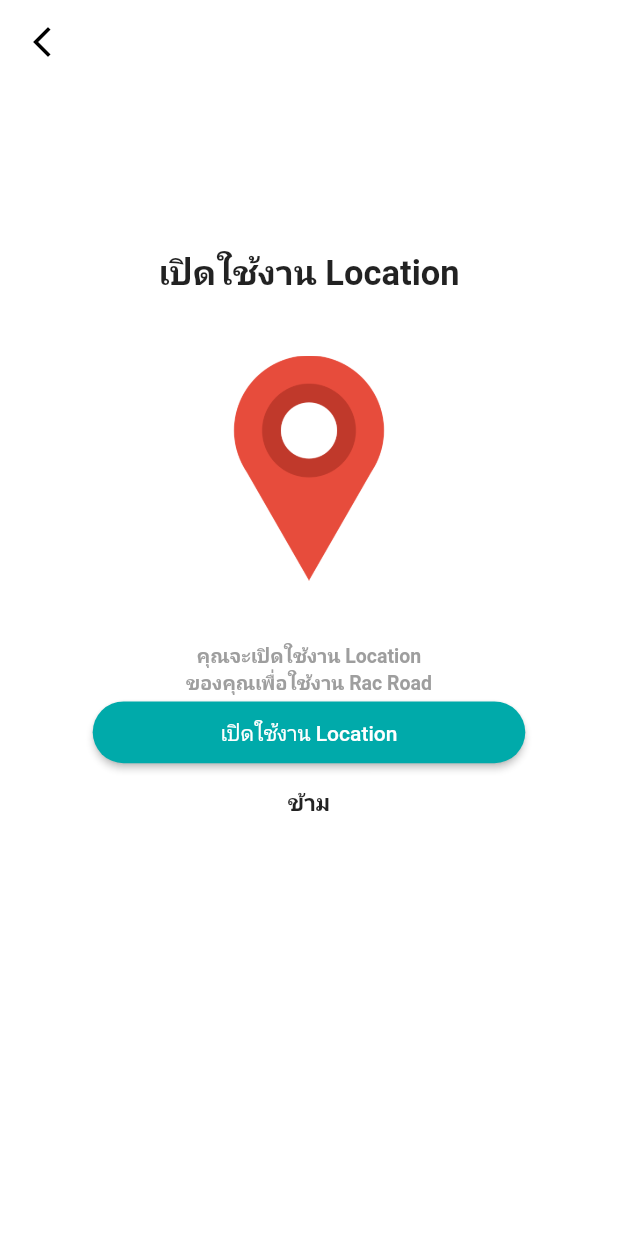
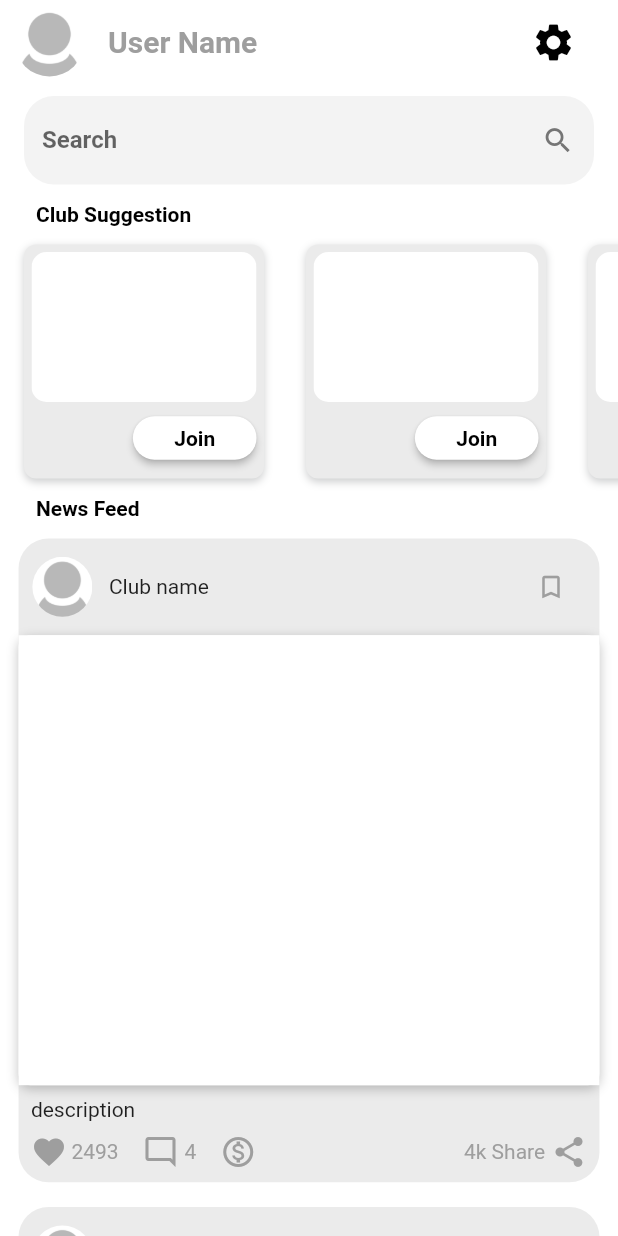
Before and after one commit to aunderu/RacRoad, a Flutter app: the SetGPSPage screen opened directly, after a tap on "เปิดใช้งาน Location", on a phone screen of 412 x 824 dp. Run offline on Flutter 3.47's test engine with Material 2 defaults, Android fonts, the phone set to English and light mode, and no system bars; drawn by our look-alikes of like_button; our stand-ins replace easy_debounce, fluttertoast, google_fonts; Roboto replaces fonts that are missing (Sarabun).

Commit message:
home Page & navbar

```diff
--- /dev/null
+++ b/lib/home/pages/club.dart
@@ -0,0 +1,15 @@
+import 'package:flutter/material.dart';
+
+class ClubPage extends StatefulWidget {
+  const ClubPage({super.key});
+
+  @override
+  State<ClubPage> createState() => _ClubPageState();
+}
+
+class _ClubPageState extends State<ClubPage> {
+  @override
+  Widget build(BuildContext context) {
+    return Container();
+  }
+}
--- /dev/null
+++ b/lib/home/pages/home_page.dart
@@ -0,0 +1,476 @@
+import 'package:easy_debounce/easy_debounce.dart';
+import 'package:flutter/material.dart';
+import 'package:google_fonts/google_fonts.dart';
+import 'package:like_button/like_button.dart';
+
+class HomePage extends StatefulWidget {
+  const HomePage({super.key});
+
+  @override
+  State<HomePage> createState() => _HomePageState();
+}
+
+class _HomePageState extends State<HomePage> {
+  TextEditingController? searchController;
+
+  final scaffoldKey = GlobalKey<ScaffoldState>();
+
+  @override
+  void initState() {
+    super.initState();
+    searchController = TextEditingController();
+  }
+
+  @override
+  Widget build(BuildContext context) {
+    Size size = MediaQuery.of(context).size;
+    return Scaffold(
+      key: scaffoldKey,
+      backgroundColor: Colors.white,
+      body: NestedScrollView(
+        floatHeaderSlivers: true,
+        headerSliverBuilder: (context, innerBoxIsScrolled) => [
+          SliverAppBar(
+            floating: true,
+            snap: true,
+            backgroundColor: Colors.white,
+            automaticallyImplyLeading: false,
+            leading: Padding(
+              padding: const EdgeInsetsDirectional.fromSTEB(10, 0, 0, 0),
+              child: Container(
+                width: 50,
+                height: 50,
+                clipBehavior: Clip.antiAlias,
+                decoration: const BoxDecoration(
+                  shape: BoxShape.circle,
+                ),
+                child: Image.asset(
+                  'assets/imgs/profile.png',
+                  fit: BoxFit.contain,
+                ),
+              ),
+            ),
+            title: Text(
+              'User Name',
+              style: GoogleFonts.sarabun(
+                color: Colors.grey,
+                fontWeight: FontWeight.bold,
+              ),
+            ),
+            actions: [
+              Padding(
+                padding: const EdgeInsetsDirectional.fromSTEB(0, 0, 5, 0),
+                child: IconButton(
+                  hoverColor: Colors.transparent,
+                  iconSize: 60,
+                  icon: const Icon(
+                    Icons.settings,
+                    color: Colors.black,
+                    size: 30,
+                  ),
+                  onPressed: () {},
+                ),
+              ),
+            ],
+            centerTitle: false,
+            elevation: 0,
+          ),
+        ],
+        body: GestureDetector(
+          onTap: () => FocusScope.of(context).unfocus(),
+          child: SingleChildScrollView(
+            child: Column(
+              mainAxisSize: MainAxisSize.max,
+              crossAxisAlignment: CrossAxisAlignment.start,
+              children: [
+                Padding(
+                  padding: const EdgeInsetsDirectional.fromSTEB(16, 8, 16, 12),
+                  child: Row(
+                    mainAxisSize: MainAxisSize.max,
+                    children: [
+                      Expanded(
+                        child: TextFormField(
+                          controller: searchController,
+                          onChanged: (_) => EasyDebounce.debounce(
+                            'textController',
+                            const Duration(milliseconds: 2000),
+                            () => setState(() {}),
+                          ),
+                          obscureText: false,
+                          decoration: InputDecoration(
+                            labelText: 'Search',
+                            labelStyle: GoogleFonts.sarabun(
+                              fontWeight: FontWeight.bold,
+                            ),
+                            enabledBorder: OutlineInputBorder(
+                              borderSide: const BorderSide(
+                                color: Color(0x00000000),
+                                width: 1,
+                              ),
+                              borderRadius: BorderRadius.circular(20),
+                            ),
+                            focusedBorder: OutlineInputBorder(
+                              borderSide: const BorderSide(
+                                color: Color(0x00000000),
+                                width: 1,
+                              ),
+                              borderRadius: BorderRadius.circular(20),
+                            ),
+                            errorBorder: OutlineInputBorder(
+                              borderSide: const BorderSide(
+                                color: Color(0x00000000),
+                                width: 1,
+                              ),
+                              borderRadius: BorderRadius.circular(20),
+                            ),
+                            focusedErrorBorder: OutlineInputBorder(
+                              borderSide: const BorderSide(
+                                color: Color(0x00000000),
+                                width: 1,
+                              ),
+                              borderRadius: BorderRadius.circular(20),
+                            ),
+                            filled: true,
+                            fillColor: const Color(0xFFF3F3F3),
+                            suffixIcon: const Icon(
+                              Icons.search,
+                              color: Color(0xFF757575),
+                              size: 22,
+                            ),
+                          ),
+                          style: GoogleFonts.sarabun(),
+                        ),
+                      ),
+                    ],
+                  ),
+                ),
+                Padding(
+                  padding: const EdgeInsetsDirectional.fromSTEB(24, 0, 0, 0),
+                  child: Text(
+                    'Club Suggestion',
+                    style: GoogleFonts.sarabun(
+                      fontWeight: FontWeight.bold,
+                      color: Colors.black,
+                    ),
+                  ),
+                ),
+                Container(
+                  width: double.infinity,
+                  height: 180,
+                  decoration: const BoxDecoration(
+                    color: Colors.white,
+                  ),
+                  child: ListView(
+                    padding: EdgeInsets.zero,
+                    primary: false,
+                    shrinkWrap: true,
+                    scrollDirection: Axis.horizontal,
+                    children: [
+                      clubSuggestion(context, size),
+                      clubSuggestion(context, size),
+                      clubSuggestion(context, size),
+                      clubSuggestion(context, size),
+                    ],
+                  ),
+                ),
+                Padding(
+                  padding: const EdgeInsetsDirectional.fromSTEB(24, 0, 0, 0),
+                  child: Text(
+                    'News Feed',
+                    style: GoogleFonts.sarabun(
+                      fontWeight: FontWeight.bold,
+                      color: Colors.black,
+                    ),
+                  ),
+                ),
+                Padding(
+                  padding: const EdgeInsetsDirectional.fromSTEB(0, 12, 0, 44),
+                  child: ListView(
+                    padding: EdgeInsets.zero,
+                    primary: false,
+                    shrinkWrap: true,
+                    scrollDirection: Axis.vertical,
+                    children: [
+                      newsFeed(context, size),
+                      newsFeed(context, size),
+                      newsFeed(context, size),
+                      newsFeed(context, size),
+                    ],
+                  ),
+                ),
+              ],
+            ),
+          ),
+        ),
+      ),
+    );
+  }
+}
+
+Widget clubSuggestion(BuildContext context, Size size) {
+  return Padding(
+    padding: const EdgeInsetsDirectional.fromSTEB(16, 12, 12, 12),
+    child: Container(
+      width: 160,
+      decoration: BoxDecoration(
+        color: const Color(0xFFEBEBEB),
+        boxShadow: const [
+          BoxShadow(
+            blurRadius: 4,
+            color: Color(0x34090F13),
+            offset: Offset(0, 2),
+          )
+        ],
+        borderRadius: BorderRadius.circular(8),
+      ),
+      child: Column(
+        mainAxisSize: MainAxisSize.max,
+        children: [
+          Padding(
+            padding: const EdgeInsetsDirectional.fromSTEB(5, 5, 5, 0),
+            child: ClipRRect(
+              borderRadius: BorderRadius.circular(10),
+              // child: Image.network(
+              //   '',
+              //   width: double.infinity,
+              //   height: 100,
+              //   fit: BoxFit.cover,
+              // ),
+              child: Container(
+                width: double.infinity,
+                height: 100,
+                color: Colors.white,
+              ),
+            ),
+          ),
+          Align(
+            alignment: Alignment.topRight,
+            child: Padding(
+              padding: const EdgeInsetsDirectional.only(end: 5),
+              child: ElevatedButton(
+                onPressed: () {},
+                style: ElevatedButton.styleFrom(
+                  minimumSize: Size(
+                    size.width * 0.2,
+                    size.height * 0.035,
+                  ),
+                  backgroundColor: Colors.white,
+                  shape: RoundedRectangleBorder(
+                    borderRadius: BorderRadius.circular(30.0),
+                  ),
+                ),
+                child: Text(
+                  'Join',
+                  style: GoogleFonts.sarabun(
+                    color: Colors.black,
+                    fontWeight: FontWeight.bold,
+                  ),
+                ),
+              ),
+            ),
+          ),
+        ],
+      ),
+    ),
+  );
+}
+
+Widget newsFeed(BuildContext context, Size size) {
+  return Padding(
+    padding: EdgeInsetsDirectional.fromSTEB(
+      size.width * 0.03,
+      0,
+      size.width * 0.03,
+      size.height * 0.02,
+    ),
+    child: Container(
+      decoration: BoxDecoration(
+        color: const Color(0xFFEBEBEB),
+        borderRadius: BorderRadius.circular(20),
+      ),
+      child: Column(
+        mainAxisSize: MainAxisSize.max,
+        children: [
+          Padding(
+            padding: EdgeInsetsDirectional.fromSTEB(
+              size.width * 0.02,
+              size.height * 0.01,
+              size.width * 0.02,
+              0,
+            ),
+            child: Row(
+              mainAxisSize: MainAxisSize.max,
+              children: [
+                Padding(
+                  padding: const EdgeInsetsDirectional.all(1),
+                  child: Container(
+                    width: 40,
+                    height: 40,
+                    clipBehavior: Clip.antiAlias,
+                    decoration: const BoxDecoration(
+                      shape: BoxShape.circle,
+                    ),
+                    child: Image.asset(
+                      'assets/imgs/profile.png',
+                      fit: BoxFit.fitWidth,
+                    ),
+                  ),
+                ),
+                Expanded(
+                  child: Row(
+                    mainAxisSize: MainAxisSize.max,
+                    mainAxisAlignment: MainAxisAlignment.spaceBetween,
+                    children: [
+                      Padding(
+                        padding:
+                            const EdgeInsetsDirectional.fromSTEB(10, 0, 0, 0),
+                        child: Text(
+                          'Club name',
+                          style: GoogleFonts.sarabun(),
+                        ),
+                      ),
+                      IconButton(
+                        hoverColor: Colors.transparent,
+                        icon: const Icon(
+                          Icons.bookmark_border,
+                          color: Colors.grey,
+                          size: 20,
+                        ),
+                        onPressed: () {},
+                      ),
+                    ],
+                  ),
+                ),
+              ],
+            ),
+          ),
+          Padding(
+            padding: EdgeInsetsDirectional.only(top: size.height * 0.01),
+            child: Container(
+              width: MediaQuery.of(context).size.width * 0.96,
+              decoration: BoxDecoration(
+                color: Colors.white,
+                boxShadow: const [
+                  BoxShadow(
+                    blurRadius: 6,
+                    color: Color(0x3A000000),
+                    offset: Offset(0, 2),
+                  )
+                ],
+                borderRadius: BorderRadius.circular(8),
+              ),
+              //  child: Image.network(
+              //   '',
+              //   width: 100,
+              //   height: 300,
+              //   fit: BoxFit.cover,
+              // ),
+              child: Container(
+                height: 300,
+                color: Colors.white,
+              ),
+            ),
+          ),
+          Padding(
+            padding: EdgeInsetsDirectional.fromSTEB(
+              size.width * 0.02,
+              size.height * 0.01,
+              size.width * 0.02,
+              0,
+            ),
+            child: Row(
+              mainAxisSize: MainAxisSize.max,
+              children: [
+                Expanded(
+                  child: Text(
+                    'description',
+                    style: GoogleFonts.sarabun(),
+                  ),
+                ),
+              ],
+            ),
+          ),
+          Padding(
+            padding: EdgeInsetsDirectional.fromSTEB(
+              size.width * 0.02,
+              size.height * 0.01,
+              size.width * 0.02,
+              size.height * 0.01,
+            ),
+            child: Row(
+              mainAxisSize: MainAxisSize.max,
+              mainAxisAlignment: MainAxisAlignment.spaceBetween,
+              children: [
+                Row(
+                  mainAxisSize: MainAxisSize.max,
+                  children: [
+                    const Padding(
+                      padding: EdgeInsetsDirectional.fromSTEB(0, 0, 16, 0),
+                      child: LikeButton(
+                        size: 24,
+                        likeCount: 2493,
+                      ),
+                    ),
+                    Padding(
+                      padding:
+                          const EdgeInsetsDirectional.fromSTEB(0, 0, 16, 0),
+                      child: Row(
+                        mainAxisSize: MainAxisSize.max,
+                        children: [
+                          const Icon(
+                            Icons.mode_comment_outlined,
+                            color: Colors.grey,
+                            size: 24,
+                          ),
+                          Padding(
+                            padding: const EdgeInsetsDirectional.fromSTEB(
+                                4, 0, 0, 0),
+                            child: Text(
+                              '4',
+                              style: GoogleFonts.sarabun(
+                                color: Colors.grey,
+                              ),
+                            ),
+                          ),
+                        ],
+                      ),
+                    ),
+                    Row(
+                      mainAxisSize: MainAxisSize.max,
+                      children: const [
+                        Icon(
+                          Icons.monetization_on_outlined,
+                          color: Colors.grey,
+                          size: 24,
+                        ),
+                      ],
+                    ),
+                  ],
+                ),
+                Row(
+                  mainAxisSize: MainAxisSize.max,
+                  children: [
+                    Padding(
+                      padding: const EdgeInsetsDirectional.fromSTEB(4, 0, 4, 0),
+                      child: Text(
+                        '4k Share',
+                        style: GoogleFonts.sarabun(
+                          color: Colors.grey,
+                        ),
+                      ),
+                    ),
+                    const Icon(
+                      Icons.share_sharp,
+                      color: Colors.grey,
+                      size: 24,
+                    ),
+                  ],
+                ),
+              ],
+            ),
+          ),
+        ],
+      ),
+    ),
+  );
+}
--- /dev/null
+++ b/lib/home/pages/notifications.dart
@@ -0,0 +1,15 @@
+import 'package:flutter/material.dart';
+
+class NotificationsPage extends StatefulWidget {
+  const NotificationsPage({super.key});
+
+  @override
+  State<NotificationsPage> createState() => _NotificationsPageState();
+}
+
+class _NotificationsPageState extends State<NotificationsPage> {
+  @override
+  Widget build(BuildContext context) {
+    return Container();
+  }
+}
--- /dev/null
+++ b/lib/home/pages/profile.dart
@@ -0,0 +1,15 @@
+import 'package:flutter/material.dart';
+
+class ProfilePage extends StatefulWidget {
+  const ProfilePage({super.key});
+
+  @override
+  State<ProfilePage> createState() => _ProfilePageState();
+}
+
+class _ProfilePageState extends State<ProfilePage> {
+  @override
+  Widget build(BuildContext context) {
+    return Container();
+  }
+}
--- /dev/null
+++ b/lib/home/pages/sos.dart
@@ -0,0 +1,15 @@
+import 'package:flutter/material.dart';
+
+class SOSPage extends StatefulWidget {
+  const SOSPage({super.key});
+
+  @override
+  State<SOSPage> createState() => _SOSPageState();
+}
+
+class _SOSPageState extends State<SOSPage> {
+  @override
+  Widget build(BuildContext context) {
+    return Container();
+  }
+}
--- /dev/null
+++ b/lib/home/screens.dart
@@ -0,0 +1,97 @@
+import 'package:flutter/material.dart';
+import 'package:google_fonts/google_fonts.dart';
+
+import 'pages/club.dart';
+import 'pages/home_page.dart';
+import 'pages/notifications.dart';
+import 'pages/profile.dart';
+import 'pages/sos.dart';
+
+class ScreensPage extends StatefulWidget {
+  const ScreensPage({super.key});
+
+  @override
+  State<ScreensPage> createState() => _ScreensPageState();
+}
+
+class _ScreensPageState extends State<ScreensPage> {
+  TextEditingController? searchController;
+  int index = 0;
+  final screens = [
+    const HomePage(),
+    const ClubPage(),
+    const SOSPage(),
+    const NotificationsPage(),
+    const ProfilePage(),
+  ];
+
+  final scaffoldKey = GlobalKey<ScaffoldState>();
+
+  @override
+  void initState() {
+    super.initState();
+    searchController = TextEditingController();
+  }
+
+  @override
+  Widget build(BuildContext context) {
+    Size size = MediaQuery.of(context).size;
+    return Scaffold(
+      key: scaffoldKey,
+      backgroundColor: Colors.white,
+      bottomNavigationBar: NavigationBarTheme(
+        data: NavigationBarThemeData(
+          indicatorColor: Colors.greenAccent.shade100,
+          labelTextStyle: MaterialStateProperty.all(
+            GoogleFonts.sarabun(
+              fontWeight: FontWeight.w500,
+              fontSize: 14,
+            ),
+          ),
+        ),
+        child: NavigationBar(
+          selectedIndex: index,
+          onDestinationSelected: (index) => setState(() => this.index = index),
+          destinations: const [
+            NavigationDestination(
+              icon: Icon(
+                Icons.home,
+                size: 40,
+              ),
+              label: 'Home',
+            ),
+            NavigationDestination(
+              icon: Icon(
+                Icons.group,
+                size: 40,
+              ),
+              label: 'Club',
+            ),
+            NavigationDestination(
+                icon: Icon(
+                  Icons.sos,
+                  color: Colors.red,
+                  size: 40,
+                ),
+                label: 'SOS'),
+            NavigationDestination(
+              icon: Icon(
+                Icons.notifications,
+                size: 40,
+              ),
+              label: 'Notification',
+            ),
+            NavigationDestination(
+              icon: Icon(
+                Icons.person,
+                size: 40,
+              ),
+              label: 'Profile',
+            ),
+          ],
+        ),
+      ),
+      body: screens[index],
+    );
+  }
+}
--- a/lib/login/page/setup/set_gps.dart
+++ b/lib/login/page/setup/set_gps.dart
@@ -1,6 +1,8 @@
 import 'package:flutter/material.dart';
 import 'package:google_fonts/google_fonts.dart';
 import 'package:project_b/colors.dart';
+
+import '../../../home/pages/home_page.dart';
 
 class SetGPSPage extends StatefulWidget {
   const SetGPSPage({super.key});
@@ -28,8 +30,7 @@ class _SetGPSPageState extends State<SetGPSPage> {
           },
         ),
       ),
-      body: GestureDetector(
-        onTap: () => FocusScope.of(context).unfocus(),
+      body: SingleChildScrollView(
         child: Container(
           width: MediaQuery.of(context).size.width,
           height: MediaQuery.of(context).size.height * 1,
@@ -76,7 +77,14 @@ class _SetGPSPageState extends State<SetGPSPage> {
                       borderRadius: BorderRadius.circular(30.0),
                     ),
                   ),
-                  onPressed: () {},
+                  onPressed: () async {
+                    await Navigator.push(
+                      context,
+                      MaterialPageRoute(
+                        builder: (context) => const HomePage(),
+                      ),
+                    );
+                  },
                   child: const Text('เปิดใช้งาน Location'),
                 ),
                 SizedBox(height: size.height * 0.015),
--- a/lib/main.dart
+++ b/lib/main.dart
@@ -1,4 +1,5 @@
 import 'package:flutter/material.dart';
+import 'package:project_b/home/screens.dart';
 import 'package:project_b/login/login_main_page.dart';
 
 void main() {
@@ -17,7 +18,7 @@ class MyApp extends StatelessWidget {
         primarySwatch: Colors.blue,
         scaffoldBackgroundColor: Colors.white,
       ),
-      home: const LoginMainPage(),
+      home: const ScreensPage(),
     );
   }
 }
--- a/pubspec.yaml
+++ b/pubspec.yaml
@@ -48,6 +48,8 @@ dependencies:
   permission_handler: ^10.0.0
   shared_preferences: ^2.0.15
   get: ^4.6.5
+  easy_debounce: ^2.0.2+1
+  like_button: ^2.0.4
 
 dev_dependencies:
   flutter_test:
```
Also changed, not shown: assets/imgs/profile.png (added), pubspec.lock.
